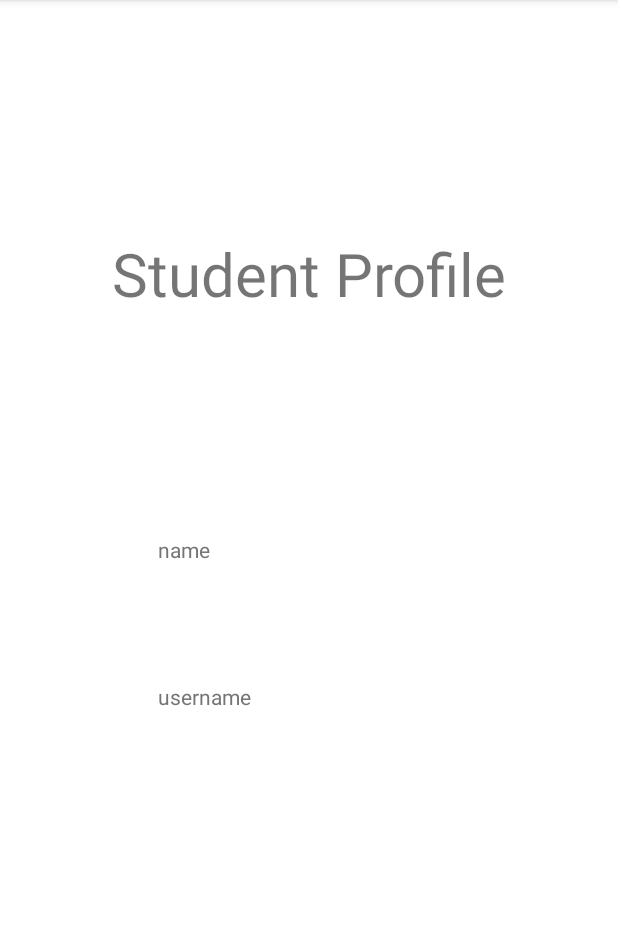
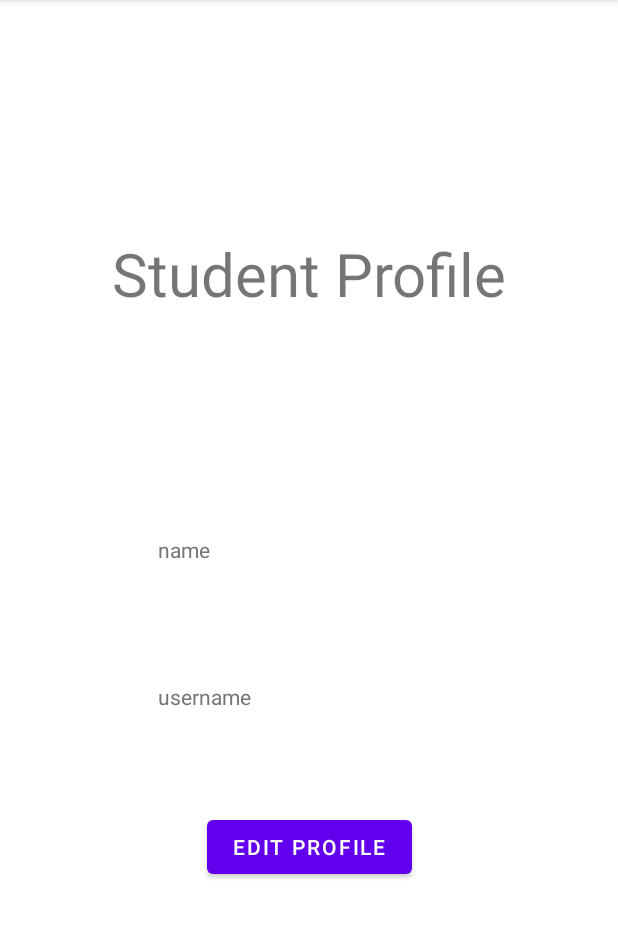
Before and after one commit to inQuery5187/inQuery2.0, an Android app: the s_profile screen opened directly, with no data from a screen before it, on a phone screen of 412 x 824 dp, the part 84-1022 px from its top. Run offline under Robolectric (Android 15) with nearby library versions, the phone set to English and light mode, and no system bars; our stand-ins replace Firebase (no records; nobody signed in at launch, a user with empty details on screens opened directly).

Commit message:
fixed the flow

```diff
--- a/app/src/main/java/com/example/inquery/s_profile.java
+++ b/app/src/main/java/com/example/inquery/s_profile.java
@@ -48,7 +48,7 @@ public class s_profile extends AppCompatActivity implements NavigationView.OnNav
         userId= findViewById(R.id.userId);
         name= findViewById(R.id.userName);
         query= findViewById(R.id.querybox);
-        query.setVisibility(View.INVISIBLE);
+
         reference= FirebaseDatabase.getInstance().getReference("Data").child("Student");
         reference.child("2021B1541083").get().addOnCompleteListener(new OnCompleteListener<DataSnapshot>() {
             @Override
@@ -74,6 +74,14 @@ public class s_profile extends AppCompatActivity implements NavigationView.OnNav
 //                finish();
 //            }
 //        });
+        query.setOnClickListener(new View.OnClickListener() {
+            @Override
+            public void onClick(View view) {
+                Intent intent = new Intent(s_profile.this, sprofileedit.class);
+                startActivity(intent);
+                finish();
+            }
+        });
     }
     @Override
     public boolean onNavigationItemSelected(@NonNull MenuItem item) {
--- a/app/src/main/res/layout/activity_sprofile.xml
+++ b/app/src/main/res/layout/activity_sprofile.xml
@@ -82,9 +82,9 @@
                 android:layout_below="@+id/userId"
                 android:layout_alignParentStart="true"
                 android:layout_alignParentEnd="true"
-                android:layout_marginStart="137.5dp"
-                android:layout_marginTop="108dp"
-                android:layout_marginEnd="137.5dp"
+                android:layout_marginStart="138dp"
+                android:layout_marginTop="46dp"
+                android:layout_marginEnd="137dp"
                 android:text="Edit Profile"
                 app:layout_constraintBottom_toBottomOf="parent"
                 app:layout_constraintEnd_toEndOf="parent"
```
Also changed, not shown: app/src/main/java/com/example/inquery/sprofileedit.java (+9 -0 lines).
